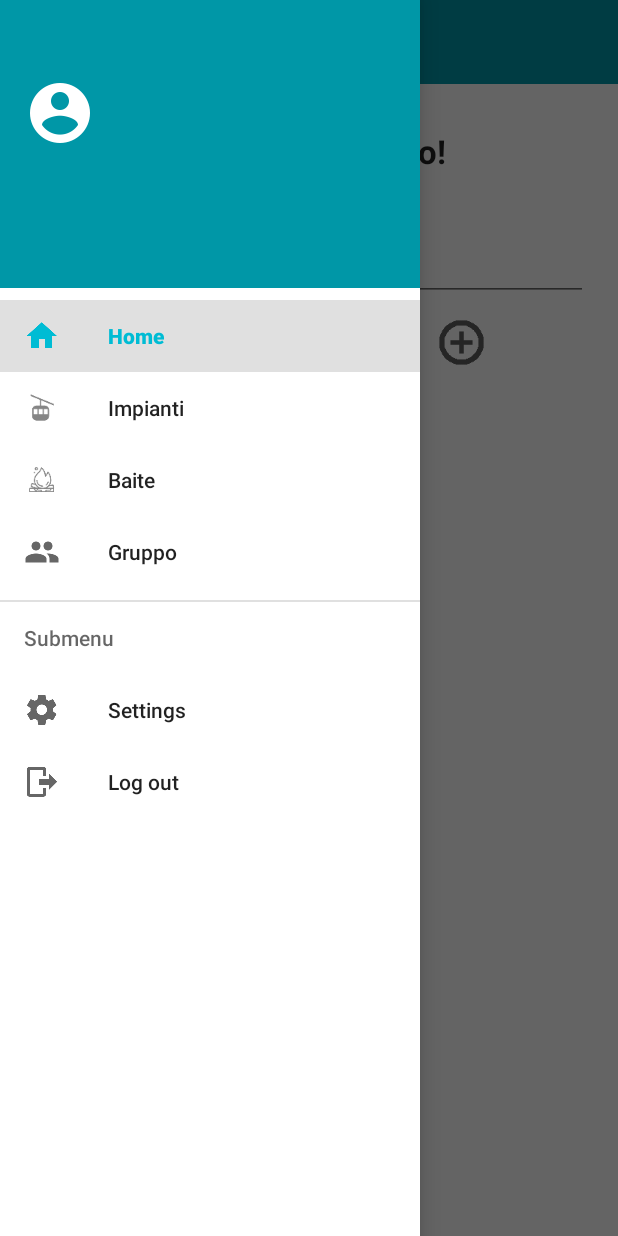
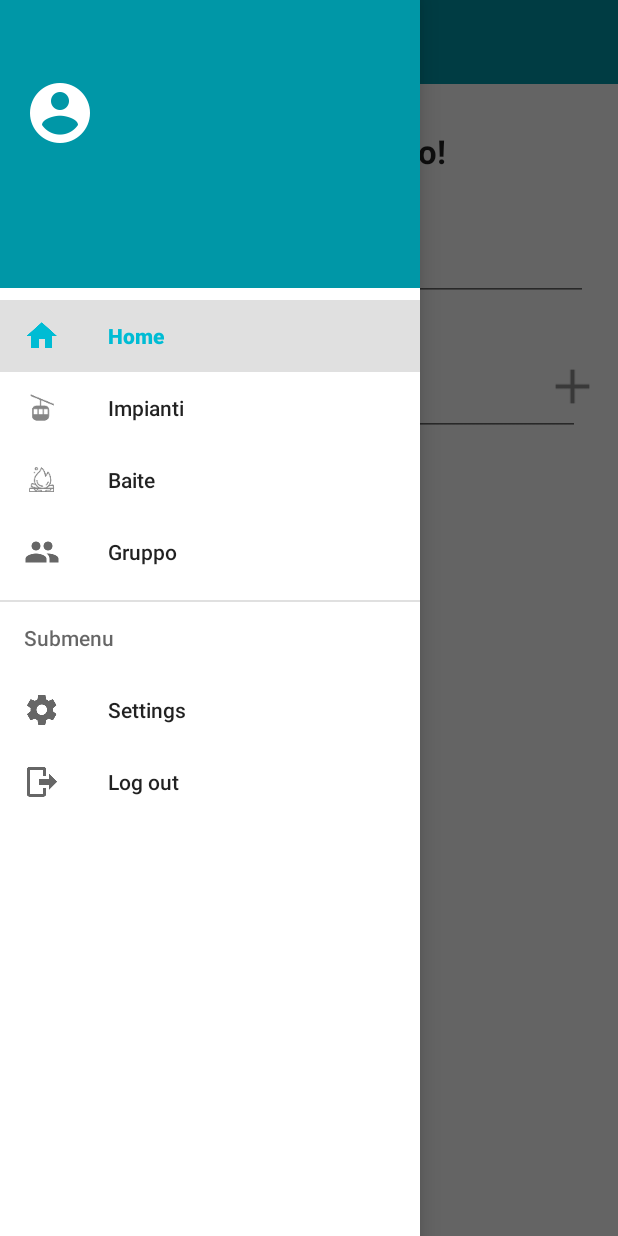
Before and after one commit to FraMonde/Progetto, an Android app: the fragment GroupFragment placed in its activity, with the side drawer open, on a phone screen of 412 x 824 dp. Run offline under Robolectric (Android 15) with nearby library versions, the light colour scheme and no system bars; libraries missing offline, so code that uses them is left out: com.parse; 2 statements that could not run were skipped.

Commit message:
no message

```diff
--- a/ParseStarterProject/src/main/java/com/parse/starter/GroupFragment.java
+++ b/ParseStarterProject/src/main/java/com/parse/starter/GroupFragment.java
@@ -5,8 +5,10 @@ import android.support.v4.app.Fragment;
 import android.view.LayoutInflater;
 import android.view.View;
 import android.view.ViewGroup;
+import android.widget.ArrayAdapter;
 import android.widget.Button;
 import android.widget.EditText;
+import android.widget.ListView;
 import android.widget.TextView;
 import android.widget.Toast;
 
@@ -24,12 +26,14 @@ import java.util.List;
 public class GroupFragment extends Fragment implements View.OnClickListener {
 
     private List<ParseUser> members = new ArrayList<ParseUser>();
+    private List<String> membersName = new ArrayList<String>();
 
     EditText nameText;
     EditText memberText;
-    TextView memberAddedText;
     Button createButton;
     Button addButton;
+    private ArrayAdapter<String> arrayAdapter;
+    private ListView lw;
 
     private OnGroupFragmentInteractionListener myListener;
 
@@ -60,11 +64,13 @@ public class GroupFragment extends Fragment implements View.OnClickListener {
 
         nameText = (EditText) view.findViewById(R.id.groupName_et);
         memberText = (EditText) view.findViewById(R.id.memberName_et);
-        memberAddedText = (TextView) view.findViewById(R.id.member_tv);
         createButton = (Button) view.findViewById(R.id.createGroup_bt);
         createButton.setOnClickListener(this);
         addButton = (Button) view.findViewById(R.id.add_bt);
         addButton.setOnClickListener(this);
+        lw = (ListView) view.findViewById(R.id.member_lv);
+        arrayAdapter = new ArrayAdapter<String>(getActivity(), android.R.layout.simple_expandable_list_item_1, membersName);
+        lw.setAdapter(arrayAdapter);
 
         return view;
     }
@@ -96,7 +102,7 @@ public class GroupFragment extends Fragment implements View.OnClickListener {
     }
 
     // Network calls
-    private void searchFriend(String username) {
+    private void searchFriend(final String username) {
         ParseQuery<ParseUser> query = ParseUser.getQuery();
         query.whereEqualTo("username", username);
         //query.orderByAscending(ParseConstants.KEY_USERNAME);
@@ -120,9 +126,9 @@ public class GroupFragment extends Fragment implements View.OnClickListener {
                             return;
                         } */
                         members.add(user);
-                        String text = memberAddedText.getText().toString();
-                        memberAddedText.setText(text+usernames[i]+"\n");
                         memberText.setText("");
+                        membersName.add(usernames[i]);
+                        arrayAdapter.notifyDataSetChanged();
                         i++;
                     }
                 }
--- a/ParseStarterProject/src/main/java/com/parse/starter/MyGroupFragment.java
+++ b/ParseStarterProject/src/main/java/com/parse/starter/MyGroupFragment.java
@@ -1,18 +1,13 @@
 package com.parse.starter;
 
-import android.content.Intent;
 import android.os.Bundle;
 import android.support.v4.app.Fragment;
-import android.support.v4.app.FragmentTabHost;
-import android.util.Log;
 import android.view.LayoutInflater;
 import android.view.View;
 import android.view.ViewGroup;
 import android.widget.ArrayAdapter;
 import android.widget.ListView;
-import android.widget.TabHost;
 import android.widget.Toast;
-import android.widget.TabHost.TabSpec;
 
 import com.parse.FindCallback;
 import com.parse.ParseException;
@@ -26,7 +21,7 @@ import java.util.List;
 
 public class MyGroupFragment extends Fragment {
 
-    private String[] data;
+    private List<String> data = new ArrayList<String>();
     private ArrayAdapter<String> arrayAdapter;
     private ListView lw;
 
@@ -51,7 +46,8 @@ public class MyGroupFragment extends Fragment {
         // Inflate the layout for this fragment
         View rootView = inflater.inflate(R.layout.fragment_my_group, container, false);
         lw = (ListView) rootView.findViewById(R.id.memberList);
-        //arrayAdapter = new ArrayAdapter<String>()
+        arrayAdapter = new ArrayAdapter<String>(getActivity(), android.R.layout.simple_expandable_list_item_1, data);
+        lw.setAdapter(arrayAdapter);
 
         return rootView;
     }
@@ -70,13 +66,17 @@ public class MyGroupFragment extends Fragment {
         query.findInBackground(new FindCallback<ParseObject>() {
             @Override
             public void done(List<ParseObject> objects, ParseException e) {
-                if(e == null) {
-                   for(ParseObject group:objects) {
+                if (e == null) {
+                    for (ParseObject group : objects) {
                         //Find the member of the group.
                         ParseRelation r = group.getRelation("members");
                         ParseQuery query = r.getQuery();
                         try {
                             List<ParseUser> members = query.find();
+                            for (ParseUser m : members) {
+                                data.add(m.getUsername());
+                            }
+                            arrayAdapter.notifyDataSetChanged();
                         } catch (ParseException e1) {
                             e1.printStackTrace();
                         }
--- a/ParseStarterProject/src/main/res/layout/fragment_group.xml
+++ b/ParseStarterProject/src/main/res/layout/fragment_group.xml
@@ -4,7 +4,6 @@
     android:layout_height="match_parent"
     android:orientation="vertical"
     tools:context="com.parse.starter.GroupFragment">
-
 
     <TextView
         android:id="@+id/textView"
@@ -27,40 +26,48 @@
         android:layout_marginRight="20dp"
         android:hint="Nome del gruppo" />
 
-    <LinearLayout
-        android:layout_width="match_parent"
+    <FrameLayout
+        android:layout_width="fill_parent"
         android:layout_height="wrap_content"
-        android:orientation="horizontal">
+        android:layout_marginTop="9dp"
+        android:padding="5dp">
 
         <EditText
             android:id="@+id/memberName_et"
-            android:layout_width="250dp"
+            android:layout_width="fill_parent"
             android:layout_height="wrap_content"
-            android:layout_gravity="center_horizontal"
             android:layout_marginLeft="20dp"
             android:layout_marginRight="20dp"
-            android:hint="Aggiungi un amico" />
+            android:layout_marginTop="20dp"
+            android:hint="Aggiungi un amico"
+            android:singleLine="true" />
 
         <Button
             android:id="@+id/add_bt"
-            android:layout_width="35dp"
-            android:layout_height="35dp"
+            android:layout_width="30dp"
+            android:layout_height="30dp"
+            android:layout_gravity="right|center_vertical"
+            android:layout_marginRight="10dp"
+            android:layout_marginLeft="30dp"
             android:background="@drawable/ic_add" />
-    </LinearLayout>
 
-    <TextView
-        android:id="@+id/member_tv"
+    </FrameLayout>
+
+    <ListView
+        android:id="@+id/member_lv"
         android:layout_width="wrap_content"
-        android:layout_height="wrap_content"
-        android:layout_marginLeft="20dp"
-        android:layout_marginRight="20dp"
-        android:layout_marginTop="20dp" />
+        android:layout_height="0dp"
+        android:layout_marginTop="20dp"
+        android:layout_weight="1" />
 
     <Button
         android:id="@+id/createGroup_bt"
         android:layout_width="wrap_content"
         android:layout_height="wrap_content"
         android:layout_gravity="center_horizontal"
+        android:layout_marginBottom="20dp"
+        android:layout_marginTop="20dp"
         android:text="Create"
         android:textColor="#0097A7" />
+
 </LinearLayout>
```
Also changed, not shown: ParseStarterProject/src/main/res/drawable-hdpi/ic_add.png, ParseStarterProject/src/main/res/drawable-mdpi/ic_add.png, ParseStarterProject/src/main/res/drawable-xhdpi/ic_add.png, ParseStarterProject/src/main/res/drawable-xxhdpi/ic_add.png, 12 other files. Lines whose indentation alone changed are shown as unchanged.
